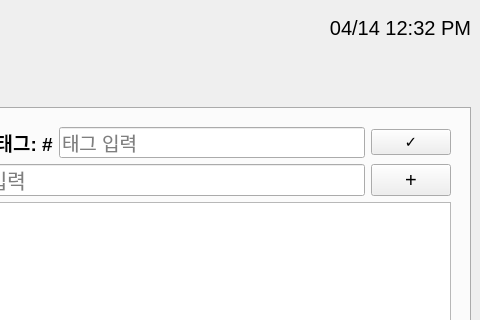
This is Algorhythm/algorhythm.ui in MIN60/Algorhythm as Qt 5 draws it before an edit; both pictures show x 628 to 1108 and y 0 to 320 of the 1108 by 814 pixel window. The edited form follows.
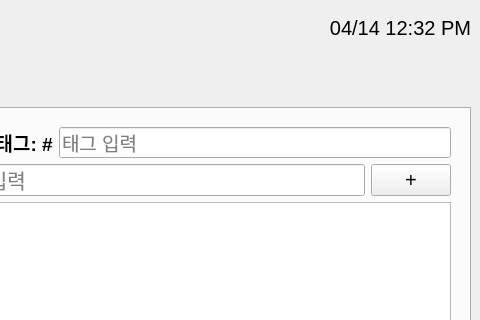
This is the edited form.

The edit to the form file:
```diff
--- a/Algorhythm/algorhythm.ui
+++ b/Algorhythm/algorhythm.ui
@@ -188,18 +188,6 @@
                </property>
               </widget>
              </item>
-             <item>
-              <widget class="QPushButton" name="pushButtonAddTag">
-               <property name="font">
-                <font>
-                 <pointsize>11</pointsize>
-                </font>
-               </property>
-               <property name="text">
-                <string>✓</string>
-               </property>
-              </widget>
-             </item>
             </layout>
            </item>
            <item>
```
